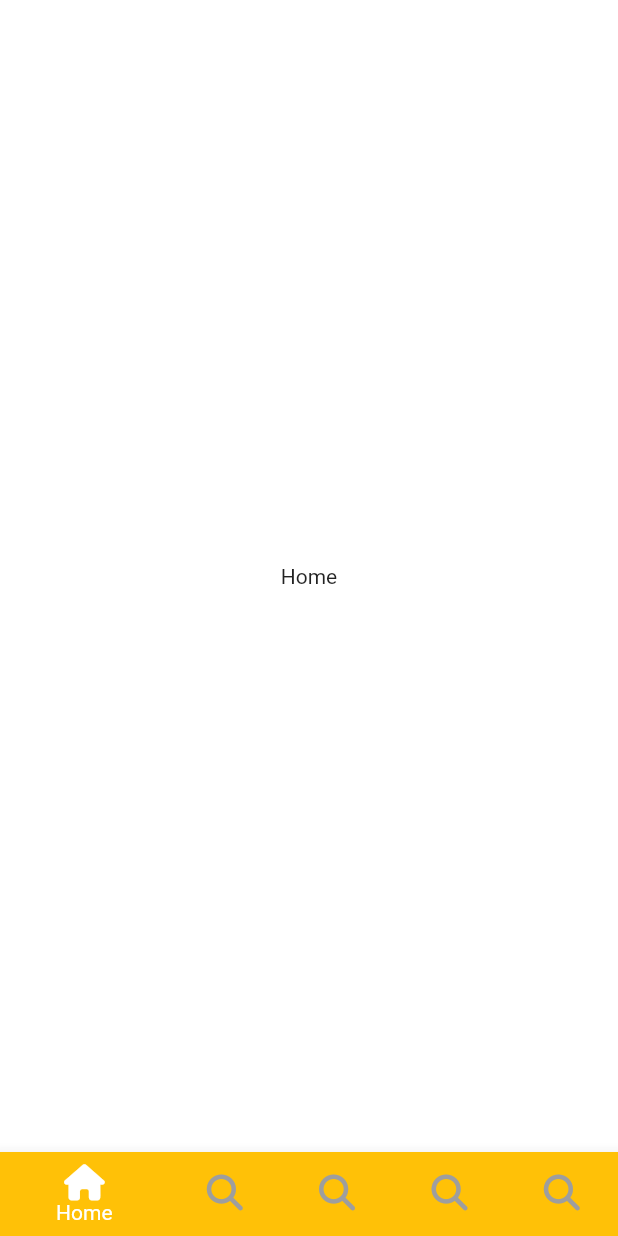
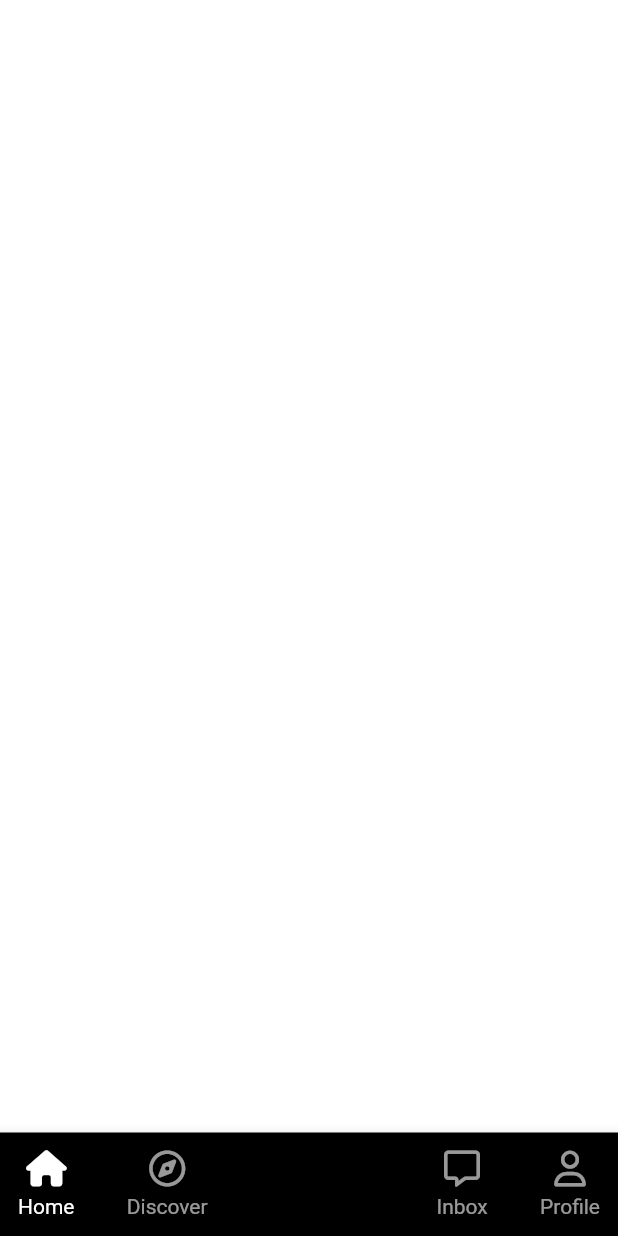
Before and after one commit to marlaangsoul/ex_flutter_clone_coding, a Flutter app: the screen it shows after launch, on a phone screen of 412 x 824 dp. Run offline on Flutter 3.47's test engine with Material 2 defaults, Android fonts, the phone set to English and light mode, and no system bars; our stand-ins replace font_awesome_flutter.

Commit message:
2023/02/22 Study Update

```diff
--- a/tiktok_clone/lib/features/main_navigation/main_navigation_screen.dart
+++ b/tiktok_clone/lib/features/main_navigation/main_navigation_screen.dart
@@ -1,5 +1,8 @@
 import 'package:flutter/material.dart';
 import 'package:font_awesome_flutter/font_awesome_flutter.dart';
+import 'package:tiktok_clone/constants/gaps.dart';
+import 'package:tiktok_clone/constants/sizes.dart';
+import 'package:tiktok_clone/features/main_navigation/widgets/nav_tab.dart';
 
 class MainNavigationScreen extends StatefulWidget {
   const MainNavigationScreen({super.key});
@@ -9,7 +12,7 @@ class MainNavigationScreen extends StatefulWidget {
 }
 
 class _MainNavigationScreenState extends State<MainNavigationScreen> {
-  int _selectIndex = 0;
+  int _selectedIndex = 0;
 
   final screens = [
     const Center(
@@ -18,70 +21,63 @@ class _MainNavigationScreenState extends State<MainNavigationScreen> {
     const Center(
       child: Text("Search"),
     ),
-    const Center(
-      child: Text("Search"),
-    ),
-    const Center(
-      child: Text("Search"),
-    ),
-    const Center(
-      child: Text("Search"),
-    ),
-    const Center(
-      child: Text("Search"),
-    ),
   ];
 
   void _onTap(int index) {
+    //context.go("/${_tabs[index]}");
     setState(() {
-      _selectIndex = index;
+      _selectedIndex = index;
     });
   }
 
   @override
   Widget build(BuildContext context) {
+    // 커스텀 네비게이션 바.
     return Scaffold(
-      body: screens[_selectIndex],
-      bottomNavigationBar: BottomNavigationBar(
-        //type: BottomNavigationBarType.shifting,
-        //색변하는 신기한 네비게이션 바는 4개 이상부터 백그라운드 컬러가 먹히는데,
-        //위의 타입으로 쉬프팅을 먹이면, 2~3개의 네비게이션 목록으로도 사용 가능하다.
-        currentIndex: _selectIndex,
-        onTap: _onTap,
-        //selectedItemColor: Theme.of(context).primaryColor,
-        unselectedItemColor: Colors.grey,
-        items: const [
-          BottomNavigationBarItem(
-            icon: FaIcon(FontAwesomeIcons.house),
-            label: "Home",
-            tooltip: "What are you ?",
-            backgroundColor: Colors.amber,
+      bottomNavigationBar: BottomAppBar(
+        color: Colors.black,
+        child: Padding(
+          padding: const EdgeInsets.all(Sizes.size12),
+          child: Row(
+            mainAxisAlignment: MainAxisAlignment.spaceBetween,
+            children: [
+              NavTab(
+                text: "Home",
+                isSelected: _selectedIndex == 0,
+                icon: FontAwesomeIcons.house,
+                selectedIcon: FontAwesomeIcons.house,
+                onTap: () => _onTap(0),
+                selectedIndex: _selectedIndex,
+              ),
+              NavTab(
+                text: "Discover",
+                isSelected: _selectedIndex == 1,
+                icon: FontAwesomeIcons.compass,
+                selectedIcon: FontAwesomeIcons.solidCompass,
+                onTap: () => _onTap(1),
+                selectedIndex: _selectedIndex,
+              ),
+              Gaps.h24,
+              Gaps.h24,
+              NavTab(
+                text: "Inbox",
+                isSelected: _selectedIndex == 3,
+                icon: FontAwesomeIcons.message,
+                selectedIcon: FontAwesomeIcons.solidMessage,
+                onTap: () => _onTap(3),
+                selectedIndex: _selectedIndex,
+              ),
+              NavTab(
+                text: "Profile",
+                isSelected: _selectedIndex == 4,
+                icon: FontAwesomeIcons.user,
+                selectedIcon: FontAwesomeIcons.solidUser,
+                onTap: () => _onTap(4),
+                selectedIndex: _selectedIndex,
+              ),
+            ],
           ),
-          BottomNavigationBarItem(
-            icon: FaIcon(FontAwesomeIcons.magnifyingGlass),
-            label: "Search",
-            tooltip: "What are you?",
-            backgroundColor: Colors.blue,
-          ),
-          BottomNavigationBarItem(
-            icon: FaIcon(FontAwesomeIcons.magnifyingGlass),
-            label: "Search",
-            tooltip: "What are you?",
-            backgroundColor: Colors.pink,
-          ),
-          BottomNavigationBarItem(
-            icon: FaIcon(FontAwesomeIcons.magnifyingGlass),
-            label: "Search",
-            tooltip: "What are you?",
-            backgroundColor: Colors.yellow,
-          ),
-          BottomNavigationBarItem(
-            icon: FaIcon(FontAwesomeIcons.magnifyingGlass),
-            label: "Search",
-            tooltip: "What are you?",
-            backgroundColor: Colors.teal,
-          ),
-        ],
+        ),
       ),
     );
   }
--- /dev/null
+++ b/tiktok_clone/lib/features/main_navigation/main_navigation_screen_Cupertino.dart
@@ -0,0 +1,45 @@
+import 'package:flutter/cupertino.dart';
+import 'package:font_awesome_flutter/font_awesome_flutter.dart';
+
+class MainNavigationScreen extends StatefulWidget {
+  const MainNavigationScreen({super.key});
+
+  @override
+  State<MainNavigationScreen> createState() => _MainNavigationScreenState();
+}
+
+class _MainNavigationScreenState extends State<MainNavigationScreen> {
+  int _selectIndex = 0;
+
+  final screens = [
+    const Center(
+      child: Text("Home"),
+    ),
+    const Center(
+      child: Text("Search"),
+    ),
+  ];
+
+  void _onTap(int index) {
+    setState(() {
+      _selectIndex = index;
+    });
+  }
+
+  @override
+  Widget build(BuildContext context) {
+    //아이폰 스타일의 네이티브 바. (그런데 그런 네츄럴한 느낌은 안난다.)
+    return CupertinoTabScaffold(
+      tabBar: CupertinoTabBar(
+        items: const [
+          BottomNavigationBarItem(
+              icon: FaIcon(CupertinoIcons.house), label: "Home"),
+          BottomNavigationBarItem(
+              icon: FaIcon(CupertinoIcons.search), label: "Search"),
+        ],
+      ), //
+      tabBuilder: (context, index) => screens[index], // 이건 위젯을 반환해야하는 펄션.
+      // 펑션 2가지는 빌드 컨택스트와 인트
+    );
+  }
+}
--- /dev/null
+++ b/tiktok_clone/lib/features/main_navigation/main_navigation_screen_Navigation(matali).dart
@@ -0,0 +1,100 @@
+import 'package:flutter/material.dart';
+import 'package:font_awesome_flutter/font_awesome_flutter.dart';
+
+class MainNavigationScreen extends StatefulWidget {
+  const MainNavigationScreen({super.key});
+
+  @override
+  State<MainNavigationScreen> createState() => _MainNavigationScreenState();
+}
+
+class _MainNavigationScreenState extends State<MainNavigationScreen> {
+  int _selectIndex = 0;
+
+  final screens = [
+    const Center(
+      child: Text("Home"),
+    ),
+    const Center(
+      child: Text("Search"),
+    ),
+  ];
+
+  void _onTap(int index) {
+    setState(() {
+      _selectIndex = index;
+    });
+  }
+
+  @override
+  Widget build(BuildContext context) {
+    return Scaffold(
+      body: screens[_selectIndex],
+      bottomNavigationBar:
+          // 이건 material 디자인 2버전.
+          // BottomNavigationBar(
+          //   //type: BottomNavigationBarType.shifting,
+          //   //색변하는 신기한 네비게이션 바는 4개 이상부터 백그라운드 컬러가 먹히는데,
+          //   //위의 타입으로 쉬프팅을 먹이면, 2~3개의 네비게이션 목록으로도 사용 가능하다.
+          //   currentIndex: _selectIndex,
+          //   onTap: _onTap,
+          //   //selectedItemColor: Theme.of(context).primaryColor,
+          //   unselectedItemColor: Colors.grey,
+          //   items: const [
+          //     BottomNavigationBarItem(
+          //       icon: FaIcon(FontAwesomeIcons.house),
+          //       label: "Home",
+          //       tooltip: "What are you ?",
+          //       backgroundColor: Colors.amber,
+          //     ),
+          //     BottomNavigationBarItem(
+          //       icon: FaIcon(FontAwesomeIcons.magnifyingGlass),
+          //       label: "Search",
+          //       tooltip: "What are you?",
+          //       backgroundColor: Colors.blue,
+          //     ),
+          //     BottomNavigationBarItem(
+          //       icon: FaIcon(FontAwesomeIcons.magnifyingGlass),
+          //       label: "Search",
+          //       tooltip: "What are you?",
+          //       backgroundColor: Colors.pink,
+          //     ),
+          //     BottomNavigationBarItem(
+          //       icon: FaIcon(FontAwesomeIcons.magnifyingGlass),
+          //       label: "Search",
+          //       tooltip: "What are you?",
+          //       backgroundColor: Colors.yellow,
+          //     ),
+          //     BottomNavigationBarItem(
+          //       icon: FaIcon(FontAwesomeIcons.magnifyingGlass),
+          //       label: "Search",
+          //       tooltip: "What are you?",
+          //       backgroundColor: Colors.teal,
+          //     ),
+          //   ],
+          // ),
+          // 아래는 3버전.
+          NavigationBar(
+        labelBehavior: NavigationDestinationLabelBehavior.onlyShowSelected,
+        selectedIndex: _selectIndex,
+        onDestinationSelected: _onTap,
+        destinations: const [
+          NavigationDestination(
+            icon: FaIcon(
+              FontAwesomeIcons.house,
+              color: Colors.teal,
+            ),
+            label: 'Home',
+          ),
+          NavigationDestination(
+            icon: FaIcon(
+              FontAwesomeIcons.magnifyingGlass,
+              color: Colors.amber,
+            ),
+            label: 'Seach',
+          ),
+        ],
+      ),
+    );
+  }
+}
--- /dev/null
+++ b/tiktok_clone/lib/features/main_navigation/widgets/nav_tab.dart
@@ -0,0 +1,52 @@
+import 'package:flutter/material.dart';
+import 'package:font_awesome_flutter/font_awesome_flutter.dart';
+import 'package:tiktok_clone/constants/gaps.dart';
+
+class NavTab extends StatelessWidget {
+  const NavTab({
+    super.key,
+    required this.text,
+    required this.isSelected,
+    required this.icon,
+    required this.onTap,
+    required this.selectedIcon,
+    required this.selectedIndex,
+  });
+
+  final String text;
+  final bool isSelected;
+  final IconData icon;
+  final IconData selectedIcon;
+  final Function onTap;
+  final int selectedIndex;
+
+  @override
+  Widget build(BuildContext context) {
+    return GestureDetector(
+      onTap: () => onTap(),
+      child: Container(
+        color: Colors.black,
+        child: AnimatedOpacity(
+          duration: const Duration(milliseconds: 300),
+          opacity: isSelected ? 1 : 0.6,
+          child: Column(
+            mainAxisSize: MainAxisSize.min, // 너가 차지할 공간 만큼만 차지해라.
+            children: [
+              FaIcon(
+                icon,
+                color: Colors.white,
+              ),
+              Gaps.v5,
+              Text(
+                text,
+                style: const TextStyle(
+                  color: Colors.white,
+                ),
+              )
+            ],
+          ),
+        ),
+      ),
+    );
+  }
+}
--- a/tiktok_clone/lib/features/onbarding/interests_screen.dart
+++ b/tiktok_clone/lib/features/onbarding/interests_screen.dart
@@ -2,7 +2,7 @@ import 'package:flutter/material.dart';
 import 'package:tiktok_clone/constants/gaps.dart';
 import 'package:tiktok_clone/constants/sizes.dart';
 import 'package:tiktok_clone/features/onbarding/widgets/interest_button.dart';
-import 'package:tiktok_clone/features/onbarding/widgets/tutorial_screen.dart';
+import 'package:tiktok_clone/features/onbarding/tutorial_screen.dart';
 
 const interests = [
   "Daily Life",
```
Also changed, not shown: tiktok_clone/lib/features/onbarding/ex_tutorial_screen.dart (renamed from tiktok_clone/lib/features/onbarding/widgets/ex_tutorial_screen.dart), tiktok_clone/lib/features/onbarding/tutorial_screen.dart (renamed from tiktok_clone/lib/features/onbarding/widgets/tutorial_screen.dart).
